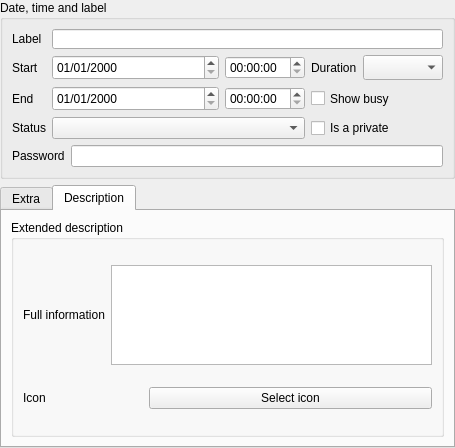
The window that libs/calendar/item_editor_widget.ui (FreeHealth/freehealth) describes before a commit, drawn with Qt 5.
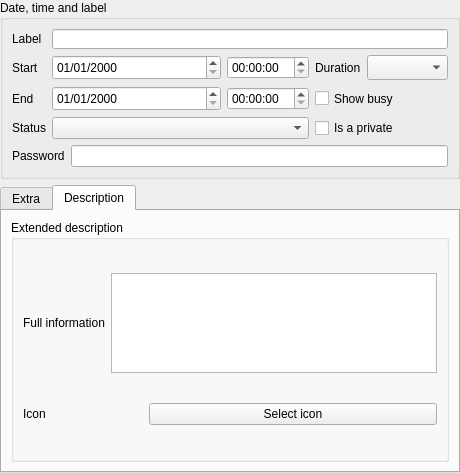
The same window after the commit. The open tabs and pages were chosen to show the change.

The edit to the form file:
```diff
--- a/libs/calendar/item_editor_widget.ui
+++ b/libs/calendar/item_editor_widget.ui
@@ -6,8 +6,8 @@
    <rect>
     <x>0</x>
     <y>0</y>
-    <width>455</width>
-    <height>448</height>
+    <width>460</width>
+    <height>473</height>
    </rect>
   </property>
   <property name="sizePolicy">
```
Left out of the diff: 20 changed lines with no effect on the pictures.
